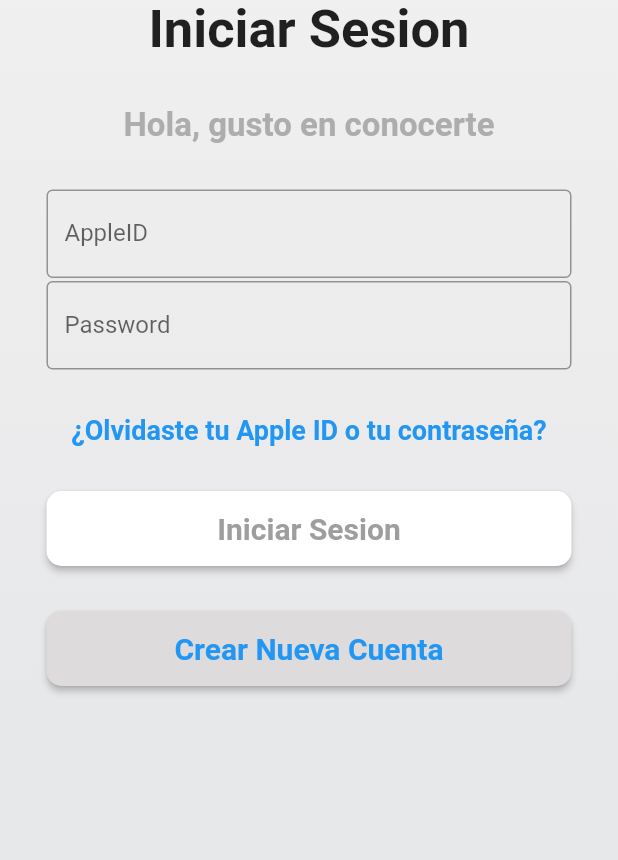
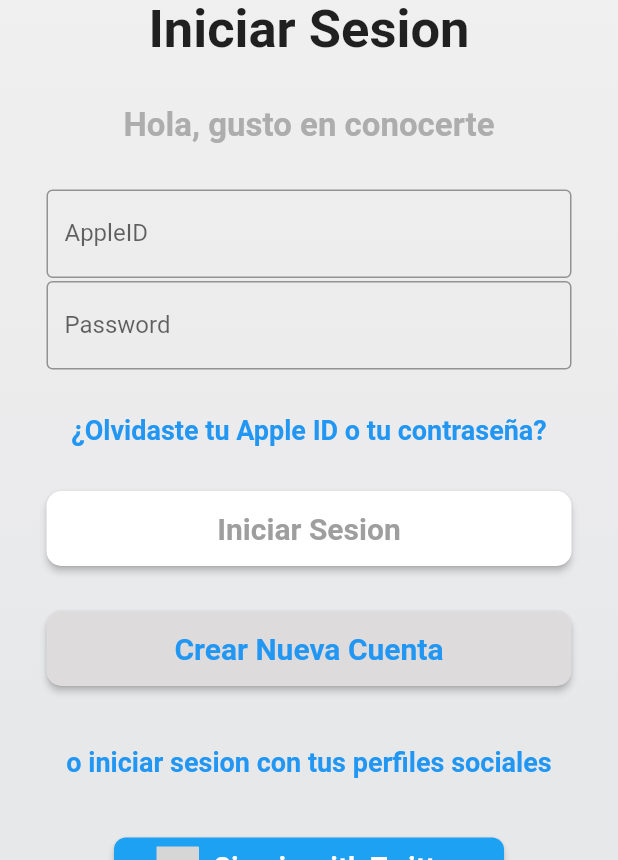
Before and after one commit to vrakicode/dam2_cuystore_flutter, a Flutter app: the screen it shows after launch, on a phone screen of 412 x 824 dp, the part 376-1236 px from its top. Run offline on Flutter 3.47's test engine with Material 2 defaults, Android fonts, the phone set to English and light mode, and no system bars; our stand-ins replace auth_buttons, firebase_core; accounts and stored records are empty; grey boxes are pictures that could not be loaded.

Commit message:
loginPage complete

```diff
--- a/lib/pages/login_page.dart
+++ b/lib/pages/login_page.dart
@@ -1,5 +1,7 @@
 import 'package:flutter/material.dart';
+import 'package:proyecto_flutter/widgets/button_login.dart';
 import 'package:proyecto_flutter/widgets/text_field_login.dart';
+import 'package:auth_buttons/auth_buttons.dart';
 
 class LoginPage extends StatefulWidget {
   const LoginPage({super.key});
@@ -79,74 +81,24 @@
                 sizeText: 20,
                 fontWeight: FontWeight.bold,
               )
-            )
+            ),
+            const SizedBox(height: 40),
+            const Text('o iniciar sesion con tus perfiles sociales',
+              style: TextStyle(fontSize: 18,
+                fontWeight: FontWeight.bold,
+                color: Colors.blue)
+            ),
+            const SizedBox(height: 40),
+            TwitterAuthButton(
+              onPressed: () {},
+            ),
+            FacebookAuthButton(
+              onPressed: () {},
+            ),
           ]),
+
         ),
       )
-      /*
-      backgroundColor: Colors.grey[200],*/
     );
   }
 }
-
-class ButtonLogin extends StatelessWidget {
-  final String label;
-  final VoidCallback? onPressed;
-  final Color backgroundColor;
-  final Color textColor;
-  final double sizeText;
-  final FontWeight fontWeight;
-  const ButtonLogin({
-    super.key,
-    required this.label,
-    required this.onPressed,
-    required this.backgroundColor,
-    required this.textColor,
-    required this.sizeText, required this.fontWeight,
-  });
-
-  @override
-  Widget build(BuildContext context) {
-    return ElevatedButton(
-      onPressed: onPressed,
-      style: ElevatedButton.styleFrom(
-        shape: RoundedRectangleBorder(
-          borderRadius: BorderRadius.circular(10), // Radio de los bordes
-        ),
-        backgroundColor: backgroundColor,
-      ),
-      child: Text(label,
-        style: TextStyle(color: textColor,
-          fontSize: sizeText,
-          fontWeight: fontWeight
-        ),
-
-      ),
-    );
-  }
-}
-
-/*class TextFieldLogin extends StatelessWidget {
-  final String label;
-  final String hintText;
-  final bool obscureText;
-
-  const TextFieldLogin({
-    super.key,
-    required this.label, required this.hintText,
-    required this.obscureText,
-  });
-
-  @override
-  Widget build(BuildContext context) {
-    return TextField(
-      obscureText: obscureText,
-      decoration: InputDecoration(
-        border: const OutlineInputBorder(),
-        labelText: label,
-        hintText: hintText,
-        hintStyle: const TextStyle(color: Color.fromARGB(255, 8, 8, 8)),
-      ),
-    );
-  }
-}*/
--- a/lib/widgets/button_login.dart
+++ b/lib/widgets/button_login.dart
@@ -1 +1,38 @@
 import 'package:flutter/material.dart';
+
+class ButtonLogin extends StatelessWidget {
+  final String label;
+  final VoidCallback? onPressed;
+  final Color backgroundColor;
+  final Color textColor;
+  final double sizeText;
+  final FontWeight fontWeight;
+  const ButtonLogin({
+    super.key,
+    required this.label,
+    required this.onPressed,
+    required this.backgroundColor,
+    required this.textColor,
+    required this.sizeText, required this.fontWeight,
+  });
+
+  @override
+  Widget build(BuildContext context) {
+    return ElevatedButton(
+      onPressed: onPressed,
+      style: ElevatedButton.styleFrom(
+        shape: RoundedRectangleBorder(
+          borderRadius: BorderRadius.circular(10), // Radio de los bordes
+        ),
+        backgroundColor: backgroundColor,
+      ),
+      child: Text(label,
+        style: TextStyle(color: textColor,
+          fontSize: sizeText,
+          fontWeight: fontWeight
+        ),
+
+      ),
+    );
+  }
+}
--- a/pubspec.yaml
+++ b/pubspec.yaml
@@ -40,6 +40,7 @@
   #cloud_firestore: ^4.9.2
   #firebase_auth: ^4.10.0
   intl: ^0.18.1
+  auth_buttons: ^3.0.2
 dev_dependencies:
   flutter_test:
     sdk: flutter
```
Also changed, not shown: pubspec.lock, 1 other file.
